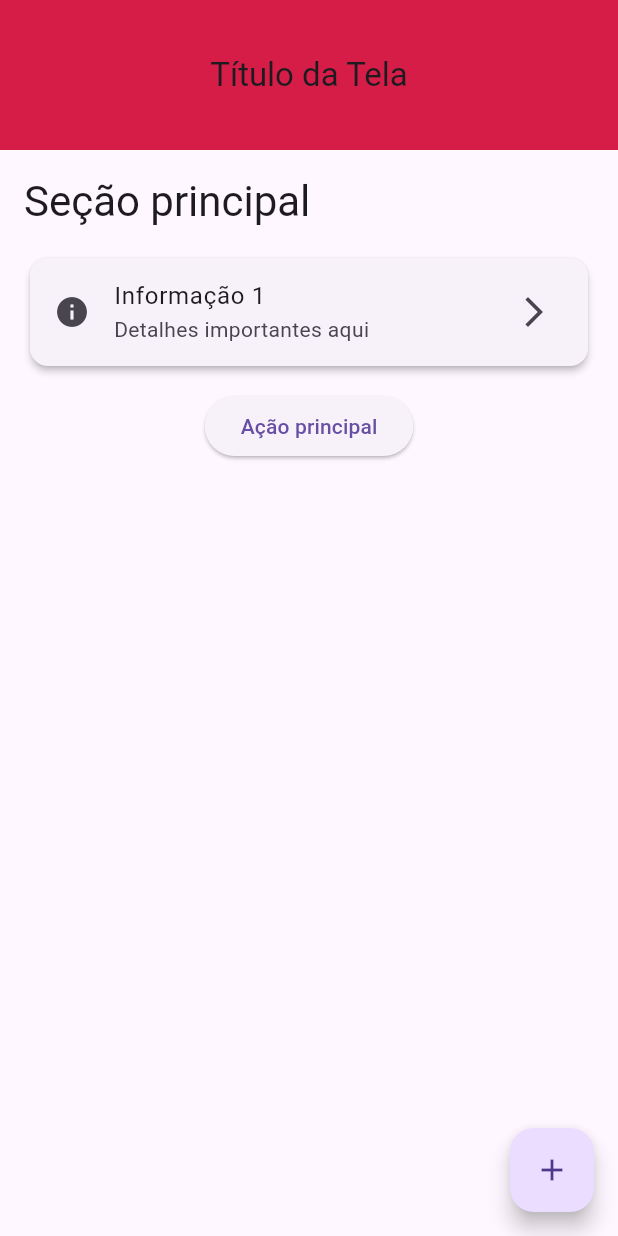
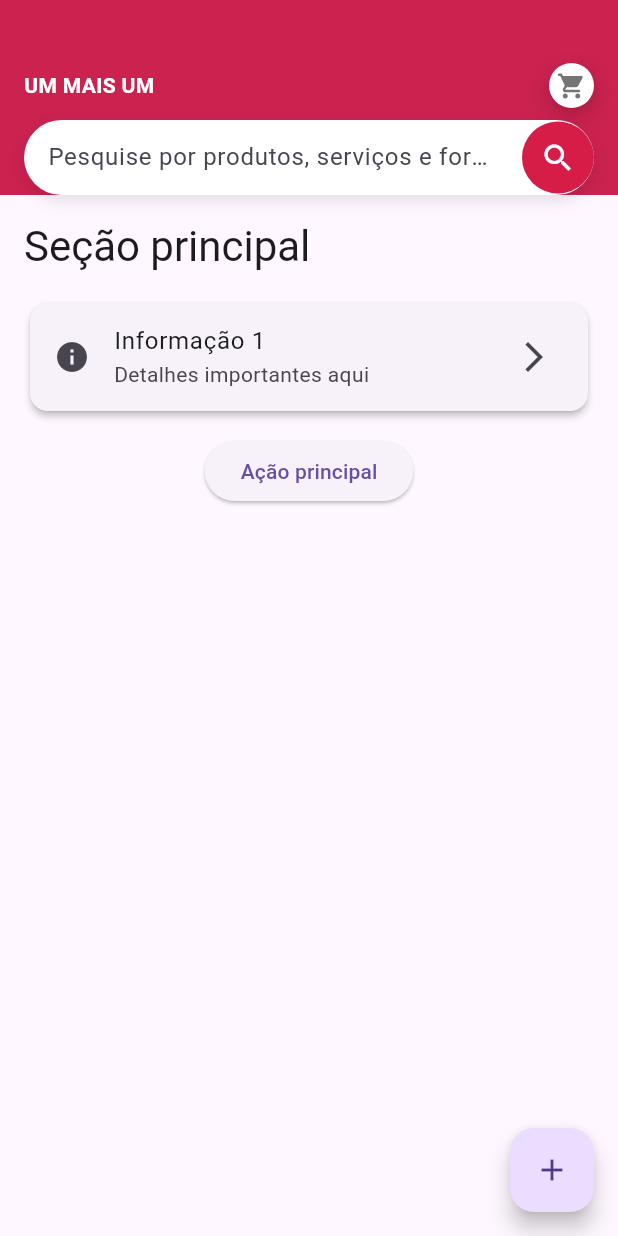
Before and after one commit to luisesales/BemCasados, a Flutter app: the screen it shows after launch, on a phone screen of 412 x 824 dp. Run offline on Flutter 3.47's test engine with Material 3 defaults, Android fonts, the phone set to English and light mode, and no system bars.

Commit message:
feat: implementada appBar do aplicativo

```diff
--- /dev/null
+++ b/lib/components/AppSearchBar.dart
@@ -0,0 +1,47 @@
+import 'package:flutter/material.dart';
+
+class AppSearchBar extends StatelessWidget {
+  @override
+  Widget build(BuildContext context) {
+    return Container(
+      height: 50, // Altura fixa para consistência
+      decoration: BoxDecoration(
+        color: Colors.white,
+        borderRadius: BorderRadius.circular(32.0),
+        boxShadow: [
+          BoxShadow(
+            color: Colors.black.withOpacity(0.1),
+            blurRadius: 8.0,
+            offset: Offset(0, 4),
+          ),
+        ],
+      ),
+      child: Row(
+        children: [
+          Expanded(
+            child: Padding(
+              padding: const EdgeInsets.symmetric(horizontal: 16.0),
+              child: TextField(
+                decoration: InputDecoration(
+                  hintText: 'Pesquise por produtos, serviços e fornecedores',
+                  border: InputBorder.none,
+                ),
+              ),
+            ),
+          ),
+          Container(
+            decoration: BoxDecoration(
+              color: const Color.fromARGB(255, 213, 29, 72),
+              shape: BoxShape.circle,
+            ),
+            child: IconButton(
+              icon: Icon(Icons.search),
+              color: Colors.white,
+              onPressed: () {},
+            ),
+          ),
+        ],
+      ),
+    );
+  }
+}
--- /dev/null
+++ b/lib/components/CircleCartIcon.dart
@@ -0,0 +1,27 @@
+import 'package:flutter/material.dart';
+
+class CircleCartIcon extends StatelessWidget {
+  @override
+  Widget build(BuildContext context) {
+    return Container(
+      decoration: BoxDecoration(
+        color: Colors.white,
+        shape: BoxShape.circle,
+        boxShadow: [
+          BoxShadow(
+            color: Colors.black.withOpacity(0.2),
+            blurRadius: 10,
+            offset: Offset(0, 5),
+          ),
+        ],
+      ),
+      width: 30,
+      height: 30,
+      child: Icon(
+        Icons.shopping_cart_rounded,
+        color: const Color.fromARGB(255, 117, 117, 117),
+        size: 20,
+      ),
+    );
+  }
+}
--- a/lib/pages/home/home.dart
+++ b/lib/pages/home/home.dart
@@ -1,4 +1,6 @@
 import 'package:flutter/material.dart';
+import 'package:nuptia/components/AppSearchBar.dart';
+import 'package:nuptia/components/CircleCartIcon.dart';
 
 class HomeScreen extends StatelessWidget {
   const HomeScreen({super.key});
@@ -6,11 +8,41 @@ class HomeScreen extends StatelessWidget {
   @override
   Widget build(BuildContext context) {
     return Scaffold(
-      appBar: AppBar(
-        title: Text('Título da Tela'),
-        centerTitle: true,
-        backgroundColor: const Color.fromARGB(255, 213, 29, 72),
-        toolbarHeight: 100,
+      appBar: PreferredSize(
+        preferredSize: Size.fromHeight(130), // Altura total ajustada
+        child: AppBar(
+          backgroundColor: const Color.fromARGB(255, 213, 29, 72),
+          elevation: 4.0,
+          flexibleSpace: SafeArea(
+            child: Column(
+              mainAxisAlignment: MainAxisAlignment.end,
+              children: [
+                Padding(
+                  padding: const EdgeInsets.symmetric(horizontal: 16.0),
+                  child: Row(
+                    mainAxisAlignment: MainAxisAlignment.spaceBetween,
+                    children: [
+                      Text(
+                        'UM MAIS UM',
+                        style: TextStyle(
+                          color: Colors.white,
+                          fontSize: 14,
+                          fontWeight: FontWeight.bold,
+                        ),
+                      ),
+                      CircleCartIcon(),
+                    ],
+                  ),
+                ),
+                SizedBox(height: 8), // Espaço entre as linhas
+                Padding(
+                  padding: const EdgeInsets.symmetric(horizontal: 16.0),
+                  child: AppSearchBar(),
+                ),
+              ],
+            ),
+          ),
+        ),
       ),
       body: Padding(
         padding: const EdgeInsets.all(16.0),
@@ -26,7 +58,7 @@ class HomeScreen extends StatelessWidget {
               child: SingleChildScrollView(
                 child: Column(
                   children: [
-                    //widget exemplo 1
+                    // Widget exemplo 1
                     Card(
                       elevation: 2.0,
                       child: ListTile(
@@ -37,7 +69,7 @@ class HomeScreen extends StatelessWidget {
                       ),
                     ),
                     SizedBox(height: 12.0),
-                    // widget exemplo 2
+                    // Widget exemplo 2
                     ElevatedButton(
                       onPressed: () {},
                       child: Text('Ação principal'),
```
